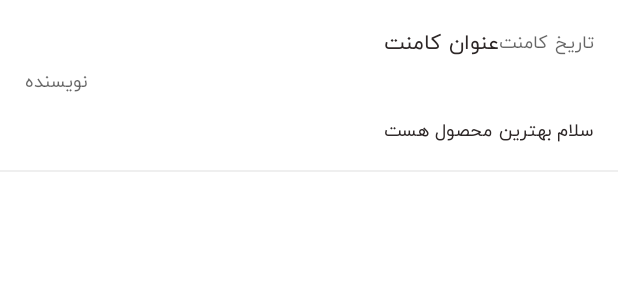
After one commit to codewithminer/NikeShop, an Android app: the layout item_comment.xml on its own in the app's theme, with its tools: preview values and no code run, on a phone screen of 412 x 824 dp. The commit adds this screen. Shown: the top 300 px of the screen. Run offline under Robolectric (Android 15) with nearby library versions, the phone set to English and light mode, and no system bars; network calls fail.

Commit message:
detail product part2 comments

```diff
--- a/app/src/main/AndroidManifest.xml
+++ b/app/src/main/AndroidManifest.xml
@@ -13,6 +13,9 @@
         android:supportsRtl="true"
         android:theme="@style/Theme.NikeShop">
         <activity
+            android:name=".feature.product.comment.CommentListActivity"
+            android:exported="true" />
+        <activity
             android:name=".feature.product.ProductDetailActivity"
             android:exported="true" />
         <activity android:name=".feature.main.MainActivity">
--- a/app/src/main/java/com/example/nikeshop/common/ExtraKeys.kt
+++ b/app/src/main/java/com/example/nikeshop/common/ExtraKeys.kt
@@ -1,3 +1,4 @@
 package com.example.nikeshop.common
 
 const val EXTRA_KEY_DATA = "data"
+const val EXTRA_KEY_ID = "id"
--- /dev/null
+++ b/app/src/main/java/com/example/nikeshop/data/Author.kt
@@ -0,0 +1,5 @@
+package com.example.nikeshop.data
+
+data class Author(
+    val email: String
+)
--- a/app/src/main/java/com/example/nikeshop/service/ApiService.kt
+++ b/app/src/main/java/com/example/nikeshop/service/ApiService.kt
@@ -1,6 +1,7 @@
 package com.example.nikeshop.service
 
 import com.example.nikeshop.data.Banner
+import com.example.nikeshop.data.Comment
 import com.example.nikeshop.data.Product
 import retrofit2.Retrofit
 import retrofit2.converter.gson.GsonConverterFactory
@@ -13,6 +14,9 @@ interface ApiService {
 
     @GET("banner/slider")
     suspend fun getBanner(): List<Banner>
+
+    @GET("comment/list")
+    suspend fun getComment(@Query("product_id") productId:Int): List<Comment>
 }
 
 fun createApiServiceInstance(): ApiService{
--- /dev/null
+++ b/app/src/main/res/layout/item_comment.xml
@@ -0,0 +1,68 @@
+<?xml version="1.0" encoding="utf-8"?>
+<androidx.constraintlayout.widget.ConstraintLayout xmlns:android="http://schemas.android.com/apk/res/android"
+    xmlns:app="http://schemas.android.com/apk/res-auto"
+    xmlns:tools="http://schemas.android.com/tools"
+    android:layout_width="match_parent"
+    android:layout_height="wrap_content">
+
+    <TextView
+        android:id="@+id/commentTitleTv"
+        android:layout_width="0dp"
+        android:layout_height="wrap_content"
+        android:layout_marginStart="16dp"
+        android:layout_marginTop="16dp"
+        android:gravity="right"
+        android:textAppearance="?textAppearanceBody1"
+        app:layout_constraintEnd_toStartOf="@+id/commentDateTv"
+        app:layout_constraintStart_toStartOf="parent"
+        app:layout_constraintTop_toTopOf="parent"
+        tools:text="عنوان کامنت" />
+
+    <TextView
+        android:id="@+id/commentDateTv"
+        android:layout_width="wrap_content"
+        android:layout_height="wrap_content"
+        android:layout_marginTop="16dp"
+        android:layout_marginEnd="16dp"
+        android:textAppearance="?textAppearanceBody2"
+        android:textColor="?android:textColorSecondary"
+        app:layout_constraintBottom_toBottomOf="@+id/commentTitleTv"
+        app:layout_constraintEnd_toEndOf="parent"
+        app:layout_constraintTop_toTopOf="parent"
+        tools:text="تاریخ کامنت" />
+
+    <TextView
+        android:id="@+id/commentAuthor"
+        android:layout_width="wrap_content"
+        android:layout_height="wrap_content"
+        android:layout_marginStart="16dp"
+        android:layout_marginTop="4dp"
+        android:text="نویسنده"
+        android:textAppearance="?textAppearanceBody2"
+        android:textColor="?android:textColorSecondary"
+        app:layout_constraintStart_toStartOf="parent"
+        app:layout_constraintTop_toBottomOf="@+id/commentTitleTv" />
+
+    <TextView
+        android:id="@+id/commentContent"
+        android:layout_width="0dp"
+        android:layout_height="wrap_content"
+        android:layout_marginStart="16dp"
+        android:layout_marginTop="12dp"
+        android:gravity="right"
+        android:text="سلام بهترین محصول هست"
+        android:textAppearance="?textAppearanceBody2"
+        app:layout_constraintEnd_toEndOf="@+id/commentDateTv"
+        app:layout_constraintStart_toStartOf="parent"
+        app:layout_constraintTop_toBottomOf="@+id/commentAuthor" />
+
+    <View
+        android:layout_width="0dp"
+        android:layout_height="1dp"
+        android:layout_marginTop="16dp"
+        android:background="?dividerColor"
+        app:layout_constraintEnd_toEndOf="parent"
+        app:layout_constraintStart_toStartOf="parent"
+        app:layout_constraintTop_toBottomOf="@+id/commentContent" />
+
+</androidx.constraintlayout.widget.ConstraintLayout>
--- a/app/src/main/res/values/strings.xml
+++ b/app/src/main/res/values/strings.xml
@@ -6,5 +6,8 @@
     <string name="nav_basket">سبد خرید</string>
     <string name="latest">جدیدترین ها</string>
     <string name="viewAll">مشاهده همه</string>
+    <string name="commnets">نظرات کاربران</string>
+    <string name="insertComment">ثبت نظر</string>
+    <string name="viewAllcomments">مشاهده همه نظرات</string>
 
 </resources>
```
Also changed, not shown: app/src/main/java/com/example/nikeshop/App.kt (+6 -5 lines), app/src/main/java/com/example/nikeshop/data/Comment.kt (added, +9 -0 lines), app/src/main/java/com/example/nikeshop/data/repository/CommentRepository.kt (added, +10 -0 lines), app/src/main/java/com/example/nikeshop/data/repository/CommentRepositoryImpl.kt (added, +13 -0 lines), app/src/main/java/com/example/nikeshop/data/repository/source/CommentDataSource.kt (added, +10 -0 lines), app/src/main/java/com/example/nikeshop/data/repository/source/CommentRemoteDataSource.kt (added, +13 -0 lines), app/src/main/java/com/example/nikeshop/feature/product/ProductDetailActivity.kt (+33 -0 lines), app/src/main/java/com/example/nikeshop/feature/product/ProductDetailViewModel.kt (+16 -1 lines), app/src/main/java/com/example/nikeshop/feature/product/comment/CommentAdapter.kt (added, +43 -0 lines), app/src/main/java/com/example/nikeshop/feature/product/comment/CommentListActivity.kt (added, +30 -0 lines), app/src/main/java/com/example/nikeshop/feature/product/comment/CommentListViewModel.kt (added, +25 -0 lines), app/src/main/res/layout/activity_comment_list.xml (added, +55 -0 lines), app/src/main/res/layout/activity_product_detail.xml (+49 -2 lines).
